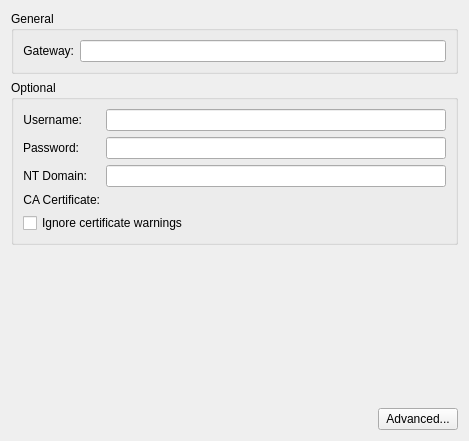
Above: vpn/sstp/sstpwidget.ui from KDE/plasma-nm before the change. Below: the same form after it.
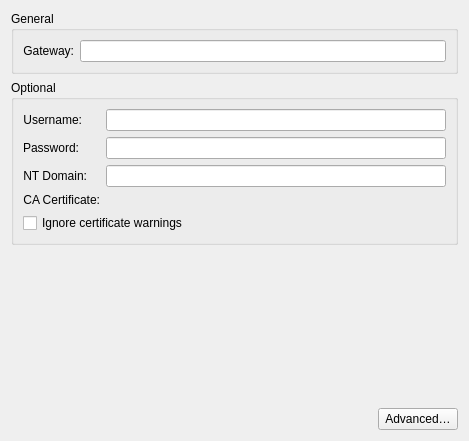
That is the form after the change. Custom widgets are drawn as their Qt base class.

What changed in the file:
```diff
--- a/vpn/sstp/sstpwidget.ui
+++ b/vpn/sstp/sstpwidget.ui
@@ -55,7 +55,7 @@
      <item>
       <widget class="QPushButton" name="btn_advancedOption">
        <property name="text">
-        <string>Advanced...</string>
+        <string>Advanced…</string>
        </property>
       </widget>
      </item>
```
